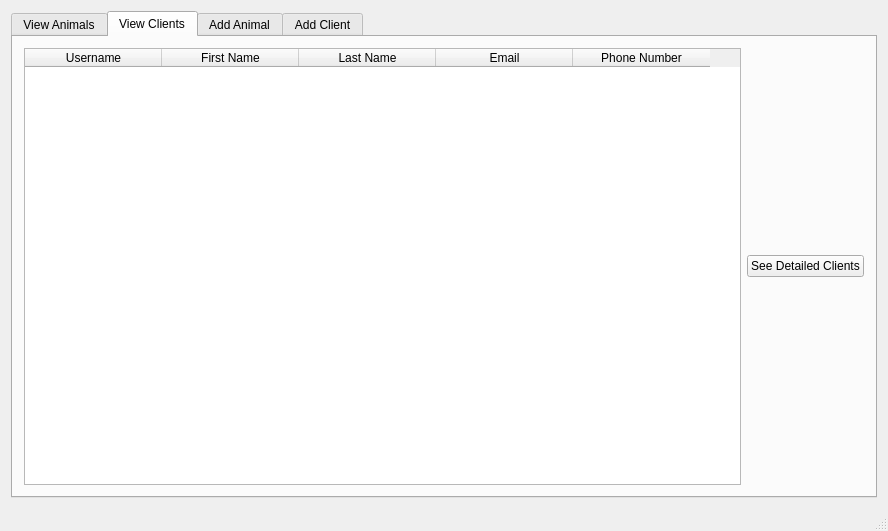
The window that CUACS/cuacsview.ui (davidNguyenCU/3004cuACS) describes before a commit, drawn with Qt 5.
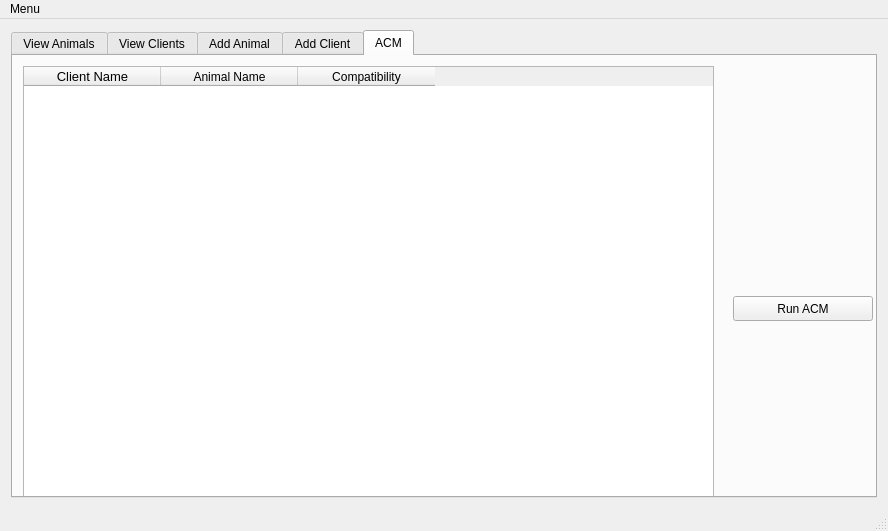
The same window after the commit. The open tabs and pages were chosen to show the change.

```diff
--- a/CUACS/cuacsview.ui
+++ b/CUACS/cuacsview.ui
@@ -1240,11 +1240,127 @@
         </layout>
        </widget>
       </widget>
+      <widget class="QWidget" name="ACMtab">
+       <attribute name="title">
+        <string>ACM</string>
+       </attribute>
+       <widget class="QTableWidget" name="ACM_table">
+        <property name="geometry">
+         <rect>
+          <x>10</x>
+          <y>10</y>
+          <width>691</width>
+          <height>442</height>
+         </rect>
+        </property>
+        <property name="sizePolicy">
+         <sizepolicy hsizetype="Expanding" vsizetype="Expanding">
+          <horstretch>10</horstretch>
+          <verstretch>10</verstretch>
+         </sizepolicy>
+        </property>
+        <property name="editTriggers">
+         <set>QAbstractItemView::NoEditTriggers</set>
+        </property>
+        <property name="selectionMode">
+         <enum>QAbstractItemView::SingleSelection</enum>
+        </property>
+        <property name="columnCount">
+         <number>3</number>
+        </property>
+        <attribute name="horizontalHeaderCascadingSectionResizes">
+         <bool>true</bool>
+        </attribute>
+        <attribute name="horizontalHeaderDefaultSectionSize">
+         <number>137</number>
+        </attribute>
+        <attribute name="horizontalHeaderHighlightSections">
+         <bool>true</bool>
+        </attribute>
+        <attribute name="horizontalHeaderStretchLastSection">
+         <bool>false</bool>
+        </attribute>
+        <attribute name="verticalHeaderCascadingSectionResizes">
+         <bool>true</bool>
+        </attribute>
+        <column>
+         <property name="text">
+          <string>Client Name</string>
+         </property>
+         <property name="font">
+          <font>
+           <pointsize>10</pointsize>
+          </font>
+         </property>
+        </column>
+        <column>
+         <property name="text">
+          <string>Animal Name</string>
+         </property>
+        </column>
+        <column>
+         <property name="text">
+          <string>Compatibility</string>
+         </property>
+        </column>
+       </widget>
+       <widget class="QPushButton" name="runACMbutton">
+        <property name="geometry">
+         <rect>
+          <x>720</x>
+          <y>240</y>
+          <width>140</width>
+          <height>25</height>
+         </rect>
+        </property>
+        <property name="text">
+         <string>Run ACM</string>
+        </property>
+       </widget>
+      </widget>
      </widget>
     </item>
    </layout>
   </widget>
   <widget class="QStatusBar" name="statusBar"/>
+  <widget class="QMenuBar" name="menuBar">
+   <property name="geometry">
+    <rect>
+     <x>0</x>
+     <y>0</y>
+     <width>888</width>
+     <height>22</height>
+    </rect>
+   </property>
+   <widget class="QMenu" name="menuMenu">
+    <property name="title">
+     <string>Menu</string>
+    </property>
+    <addaction name="actionLog_Out_2"/>
+    <addaction name="actionExit_2"/>
+   </widget>
+   <addaction name="menuMenu"/>
+  </widget>
+  <action name="actionLog_Out">
+   <property name="text">
+    <string>Log Out</string>
+   </property>
+  </action>
+  <action name="actionExit">
+   <property name="text">
+    <string>Exit</string>
+   </property>
+  </action>
+  <action name="actionLog_Out_2">
+   <property name="text">
+    <string>Log Out</string>
+   </property>
+  </action>
+  <action name="actionExit_2">
+   <property name="text">
+    <string>Exit</string>
+   </property>
+  </action>
  </widget>
  <layoutdefault spacing="6" margin="11"/>
  <resources/>
```
Left out of the diff: 12 changed lines with no effect on the pictures.
